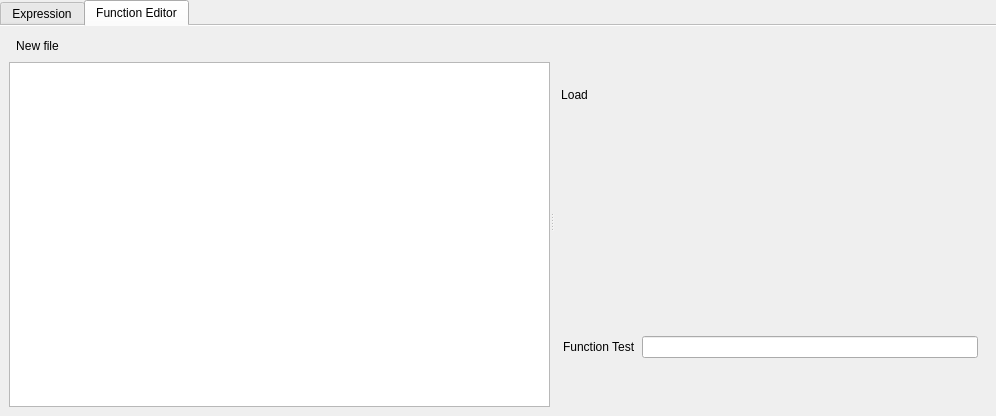
qgis/QGIS, file src/ui/qgsexpressionbuilder.ui: the form before one commit.
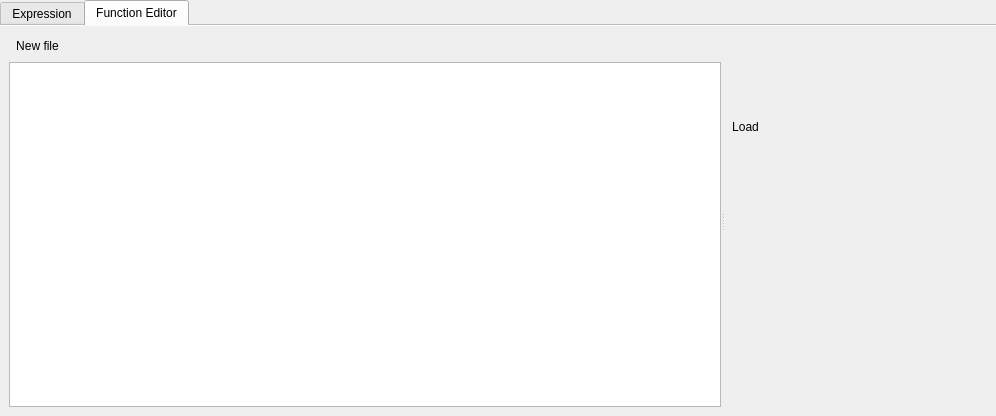
The form after the commit. The open tabs and pages were chosen to show the change. Icons and pictures are not drawn. Custom widgets are drawn as their Qt base class.

Commit message: Trim python file on loading

```diff
--- a/src/ui/qgsexpressionbuilder.ui
+++ b/src/ui/qgsexpressionbuilder.ui
@@ -468,12 +468,21 @@
            <verstretch>0</verstretch>
           </sizepolicy>
          </property>
+         <property name="lineWidth">
+          <number>0</number>
+         </property>
+         <property name="midLineWidth">
+          <number>0</number>
+         </property>
          <property name="orientation">
           <enum>Qt::Horizontal</enum>
          </property>
          <property name="opaqueResize">
           <bool>true</bool>
          </property>
+         <property name="handleWidth">
+          <number>4</number>
+         </property>
          <property name="childrenCollapsible">
           <bool>false</bool>
          </property>
@@ -529,6 +538,15 @@
                <verstretch>0</verstretch>
               </sizepolicy>
              </property>
+             <property name="minimumSize">
+              <size>
+               <width>0</width>
+               <height>0</height>
+              </size>
+             </property>
+             <property name="editTriggers">
+              <set>QAbstractItemView::NoEditTriggers</set>
+             </property>
             </widget>
            </item>
           </layout>
@@ -595,28 +613,6 @@
            <item>
             <widget class="QgsCodeEditorPython" name="txtPython" native="true"/>
            </item>
-           <item>
-            <widget class="QFrame" name="frameTestFunction">
-             <layout class="QHBoxLayout" name="horizontalLayout_8">
-              <item>
-               <widget class="QLabel" name="label_3">
-                <property name="sizePolicy">
-                 <sizepolicy hsizetype="Preferred" vsizetype="Maximum">
-                  <horstretch>0</horstretch>
-                  <verstretch>0</verstretch>
-                 </sizepolicy>
-                </property>
-                <property name="text">
-                 <string>Function Test</string>
-                </property>
-               </widget>
-              </item>
-              <item>
-               <widget class="QLineEdit" name="lineEdit"/>
-              </item>
-             </layout>
-            </widget>
-           </item>
           </layout>
          </widget>
         </widget>
```
Left out of the diff: 4 changed lines with no effect on the pictures. The commit also changes 2 other files.
